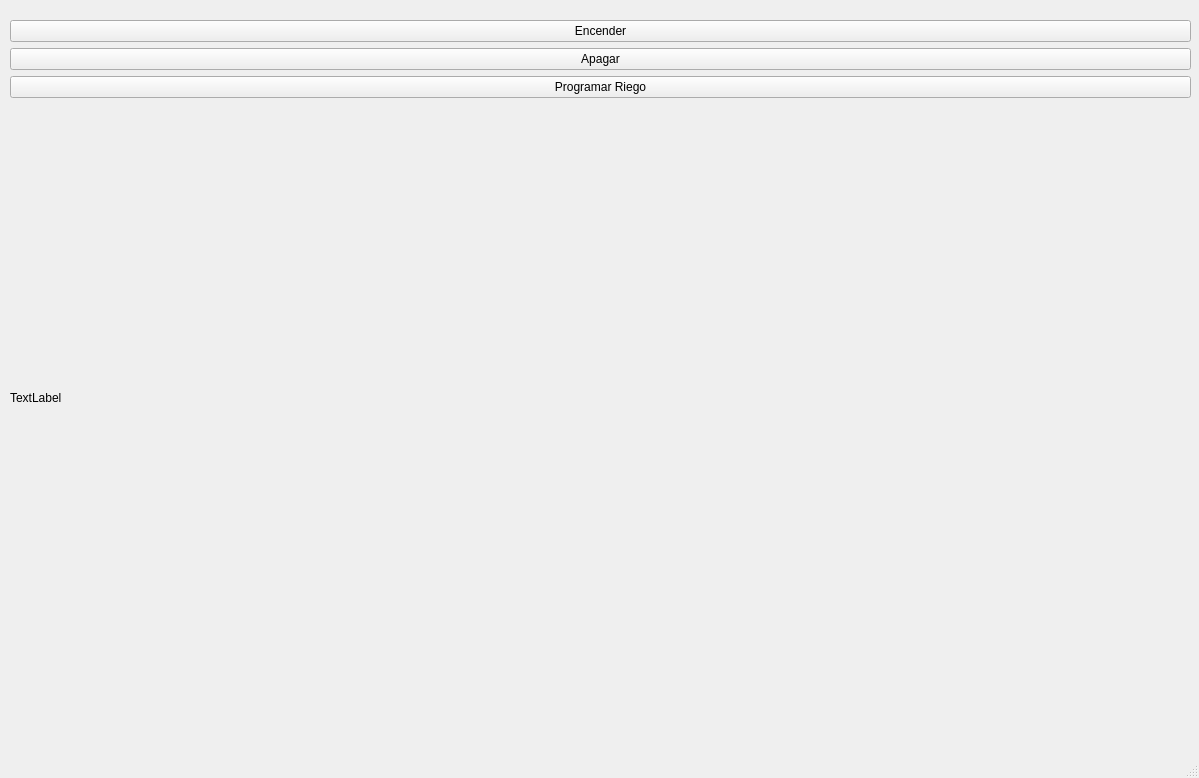
First picture: the form in opengarden/mainwindow.ui, repository williamtoll/open-garden-py, before the edit.
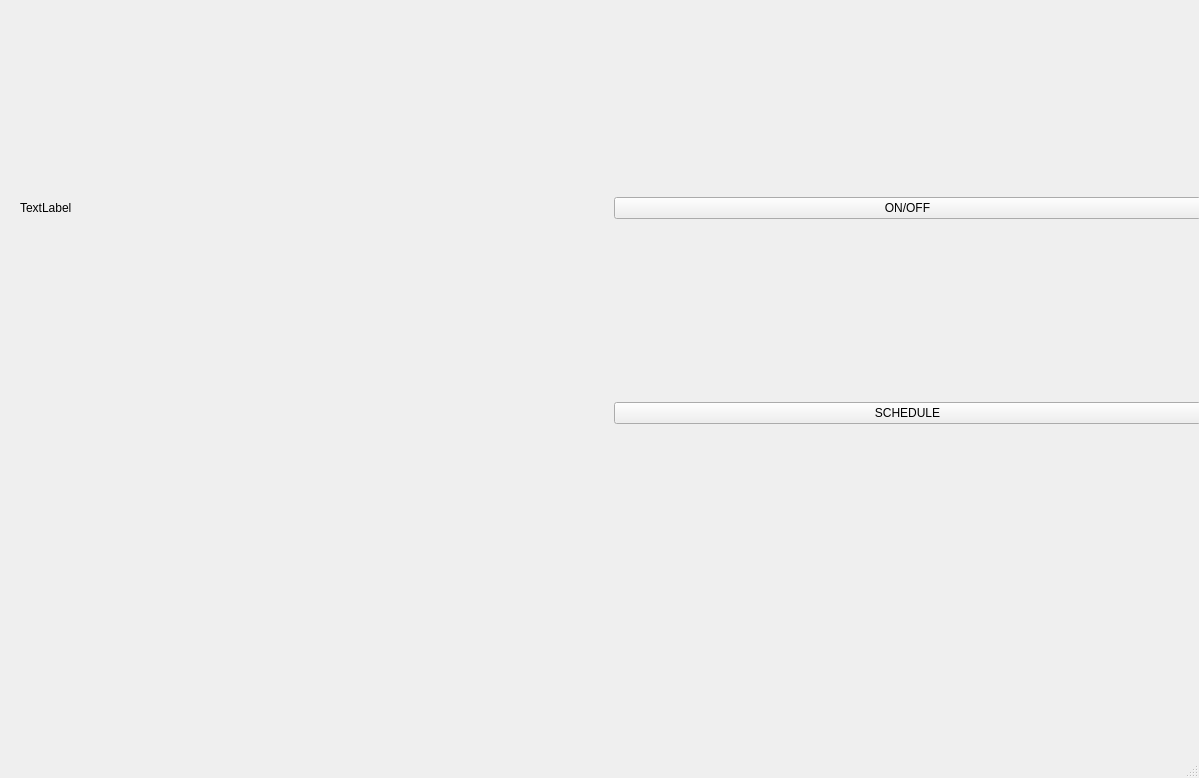
Second picture: the form after the edit.

```diff
--- a/opengarden/mainwindow.ui
+++ b/opengarden/mainwindow.ui
@@ -27,38 +27,31 @@
    <widget class="QWidget" name="gridLayoutWidget">
     <property name="geometry">
      <rect>
-      <x>10</x>
+      <x>20</x>
       <y>20</y>
       <width>1181</width>
-      <height>671</height>
+      <height>581</height>
      </rect>
     </property>
     <layout class="QGridLayout" name="gridLayout">
-     <item row="7" column="1">
+     <item row="0" column="0">
       <widget class="QLabel" name="labelImage">
        <property name="text">
         <string>TextLabel</string>
        </property>
       </widget>
      </item>
-     <item row="3" column="1">
-      <widget class="QPushButton" name="pushButton_2">
-       <property name="text">
-        <string>Apagar</string>
-       </property>
-      </widget>
-     </item>
      <item row="1" column="1">
-      <widget class="QPushButton" name="pushButton">
-       <property name="text">
-        <string>Encender</string>
-       </property>
-      </widget>
-     </item>
-     <item row="4" column="1">
       <widget class="QPushButton" name="pushButton_3">
        <property name="text">
-        <string>Programar Riego</string>
+        <string>SCHEDULE</string>
+       </property>
+      </widget>
+     </item>
+     <item row="0" column="1">
+      <widget class="QPushButton" name="pushButton">
+       <property name="text">
+        <string>ON/OFF</string>
        </property>
       </widget>
      </item>
```
Left out of the diff: 10 changed lines with no effect on the pictures.
